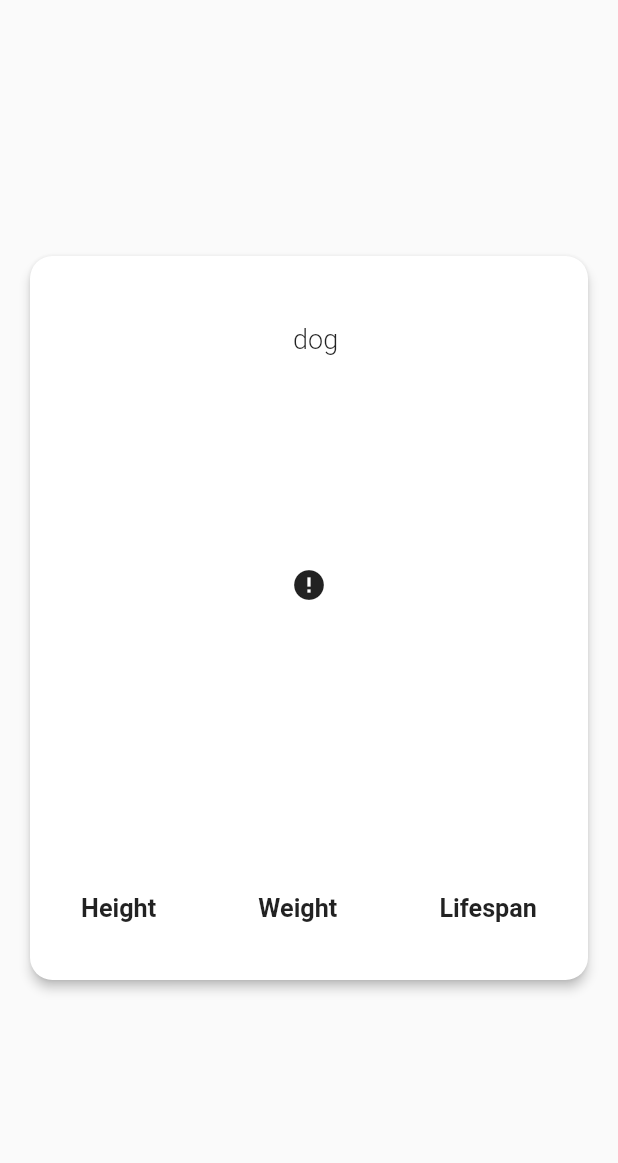
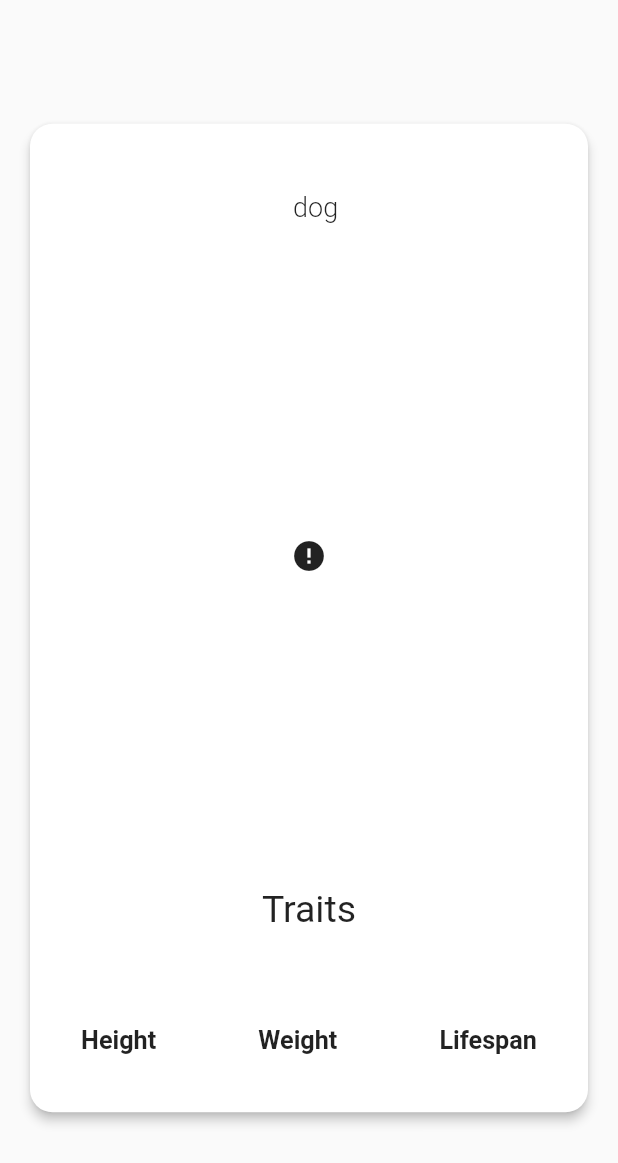
Before and after one commit to maria-robobug/breedy-app, a Flutter app: the DogCard widget shown alone on an empty page, opened directly with empty values, on a phone screen of 412 x 824 dp. Shown: the top 1163 px of the screen. Run offline on Flutter 3.47's test engine with Material 2 defaults, Android fonts, the phone set to English and light mode, and no system bars; drawn by our look-alikes of cached_network_image; our stand-ins replace bloc, equatable, flutter_bloc, logger; network calls fail.

Commit message:
Add traits title

```diff
--- a/lib/widgets/components/dog_summary.dart
+++ b/lib/widgets/components/dog_summary.dart
@@ -8,14 +8,32 @@ class DogSummary extends StatelessWidget {
 
   @override
   Widget build(BuildContext context) {
+    final TextStyle traitsStyle = TextStyle(
+      fontSize: 25.0,
+    );
+
     return Container(
       padding: const EdgeInsets.all(15.0),
       alignment: Alignment.center,
-      child: temperament == null
-          ? Text("N/A",
-              textAlign: null, textScaleFactor: null)
-          : Text(temperament,
-              textAlign: TextAlign.center, textScaleFactor: SCALE_FACTOR),
+      child: ListView(
+        shrinkWrap: true,
+        children: [
+          Container(
+            padding: EdgeInsets.only(bottom: 10.0),
+            child: Text(
+              "Traits",
+              textAlign: TextAlign.center,
+              textScaleFactor: 1,
+              style: traitsStyle,
+            ),
+          ),
+          temperament == null
+              ? Text("N/A",
+                  textAlign: TextAlign.center, textScaleFactor: SCALE_FACTOR)
+              : Text(temperament,
+                  textAlign: TextAlign.center, textScaleFactor: SCALE_FACTOR),
+        ],
+      ),
     );
   }
 }
--- a/lib/widgets/containers/dog_card.dart
+++ b/lib/widgets/containers/dog_card.dart
@@ -29,8 +29,8 @@ class DogCard extends StatelessWidget {
           children: <Widget>[
             DogTitle(name: doggo.name, origin: doggo.breedGroup),
             SizedBox(
-              width: queryData.size.width,
-              height: queryData.size.height / 3,
+              width: queryData.size.width * 0.5,
+              height: queryData.size.height * 0.5,
               child: DogImage(
                   imageUrl: doggo.imageUrl,
                   imageHeight: doggo.imageHeight,
```
Also changed, not shown: 1 other file.
